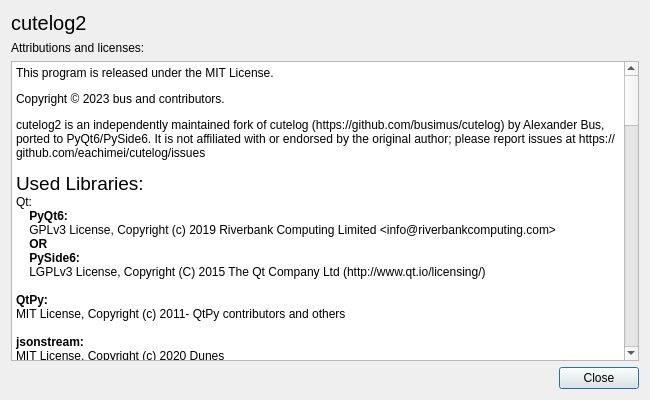
The window that cutelog2/resources/ui/about_dialog.ui (eachimei/cutelog2) describes before a commit, drawn with Qt 5.
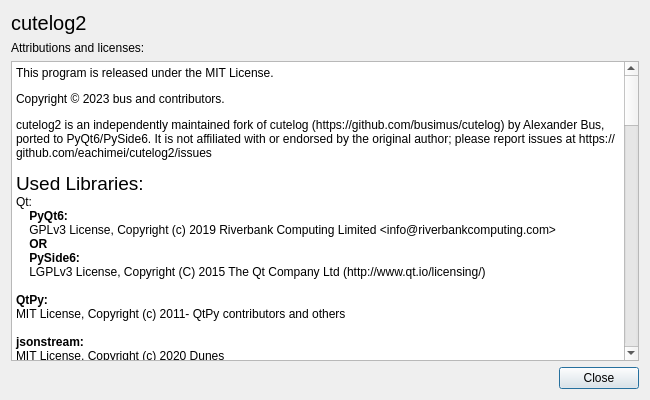
The same window after the commit.

Commit message: Point project URLs at the renamed cutelog2 repository

What changed in the file:
```diff
--- a/cutelog2/resources/ui/about_dialog.ui
+++ b/cutelog2/resources/ui/about_dialog.ui
@@ -63,7 +63,7 @@
 &lt;/style&gt;&lt;/head&gt;&lt;body style=&quot; font-family:'Sans Serif'; font-size:9pt; font-weight:400; font-style:normal;&quot;&gt;
 &lt;p style=&quot; margin-top:12px; margin-bottom:12px; margin-left:0px; margin-right:0px; -qt-block-indent:0; text-indent:0px;&quot;&gt;This program is released under the MIT License.&lt;/p&gt;
 &lt;p style=&quot; margin-top:12px; margin-bottom:12px; margin-left:0px; margin-right:0px; -qt-block-indent:0; text-indent:0px;&quot;&gt;Copyright © 2023 bus and contributors.&lt;/p&gt;
-&lt;p style=&quot; margin-top:12px; margin-bottom:12px; margin-left:0px; margin-right:0px; -qt-block-indent:0; text-indent:0px;&quot;&gt;cutelog2 is an independently maintained fork of cutelog (https://github.com/busimus/cutelog) by Alexander Bus, ported to PyQt6/PySide6. It is not affiliated with or endorsed by the original author; please report issues at https://github.com/eachimei/cutelog/issues&lt;/p&gt;
+&lt;p style=&quot; margin-top:12px; margin-bottom:12px; margin-left:0px; margin-right:0px; -qt-block-indent:0; text-indent:0px;&quot;&gt;cutelog2 is an independently maintained fork of cutelog (https://github.com/busimus/cutelog) by Alexander Bus, ported to PyQt6/PySide6. It is not affiliated with or endorsed by the original author; please report issues at https://github.com/eachimei/cutelog2/issues&lt;/p&gt;
 &lt;p style=&quot; margin-top:0px; margin-bottom:0px; margin-left:0px; margin-right:0px; -qt-block-indent:0; text-indent:0px;&quot;&gt;&lt;span style=&quot; font-size:14pt;&quot;&gt;Used Libraries:&lt;/span&gt;&lt;/p&gt;
 &lt;p style=&quot; margin-top:0px; margin-bottom:0px; margin-left:0px; margin-right:0px; -qt-block-indent:0; text-indent:0px;&quot;&gt;Qt: &lt;/p&gt;
 &lt;p style=&quot; margin-top:0px; margin-bottom:0px; margin-left:0px; margin-right:0px; -qt-block-indent:0; text-indent:0px;&quot;&gt;&lt;span style=&quot; font-weight:600;&quot;&gt;    PyQt6:&lt;/span&gt;&lt;/p&gt;
```
The commit also changes 3 other files.
